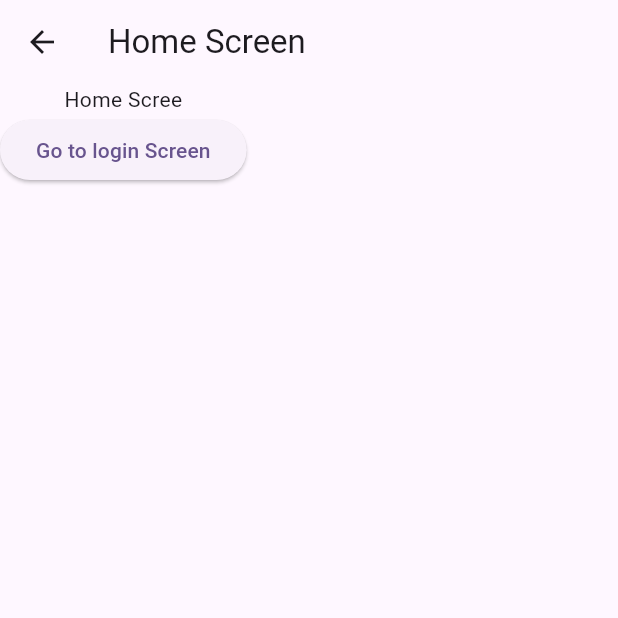
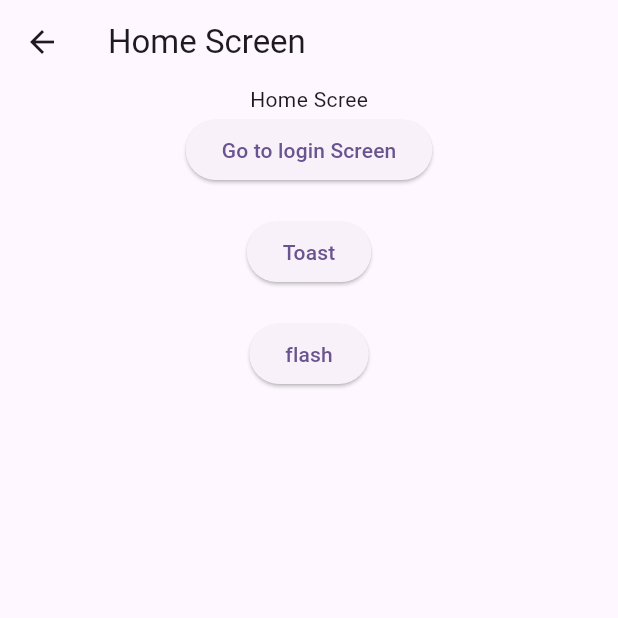
Before and after one commit to IHAMZAAHMADKHAN/Mvvm_Architecture, a Flutter app: the screen it shows after launch, on a phone screen of 412 x 824 dp, the top half of it. Run offline on Flutter 3.47's test engine with Material 3 defaults, Android fonts, the phone set to English and light mode, and no system bars; our stand-ins replace another_flushbar, fluttertoast.

Commit message:
add toast and flash

```diff
--- a/lib/view/home_screen.dart
+++ b/lib/view/home_screen.dart
@@ -1,5 +1,6 @@
 import 'package:flutter/material.dart';
 import 'package:mvvm_architecture/utils/routes/routes_name.dart';
+import 'package:mvvm_architecture/utils/utils.dart';
 
 class HomeScreen extends StatefulWidget {
   const HomeScreen({super.key});
@@ -13,14 +14,30 @@ class _HomeScreenState extends State<HomeScreen> {
   Widget build(BuildContext context) {
     return Scaffold(
       appBar: AppBar(title: Text("Home Screen")),
-      body: Column(
+      body: Center(
+        child: Column(
           children: [
             Text("Home Scree"),
             ElevatedButton(
               onPressed: () => Navigator.pushNamed(context, RoutesName.login),
               child: Text("Go to login Screen"),
             ),
+            SizedBox(height: 20),
+            ElevatedButton(
+              onPressed: () {
+                Utils.toastMessage("Hello i am toast");
+              },
+              child: Text("Toast"),
+            ),
+            SizedBox(height: 20),
+            ElevatedButton(
+              onPressed: () {
+                Utils.flushBarErrorMessage("Hello i am flash", context);
+              },
+              child: Text("flash"),
+            ),
           ],
+        ),
       ),
     );
   }
```
Also changed, not shown: lib/utils/utils.dart (added, +28 -0 lines), 1 other file. Lines whose indentation alone changed are shown as unchanged.
